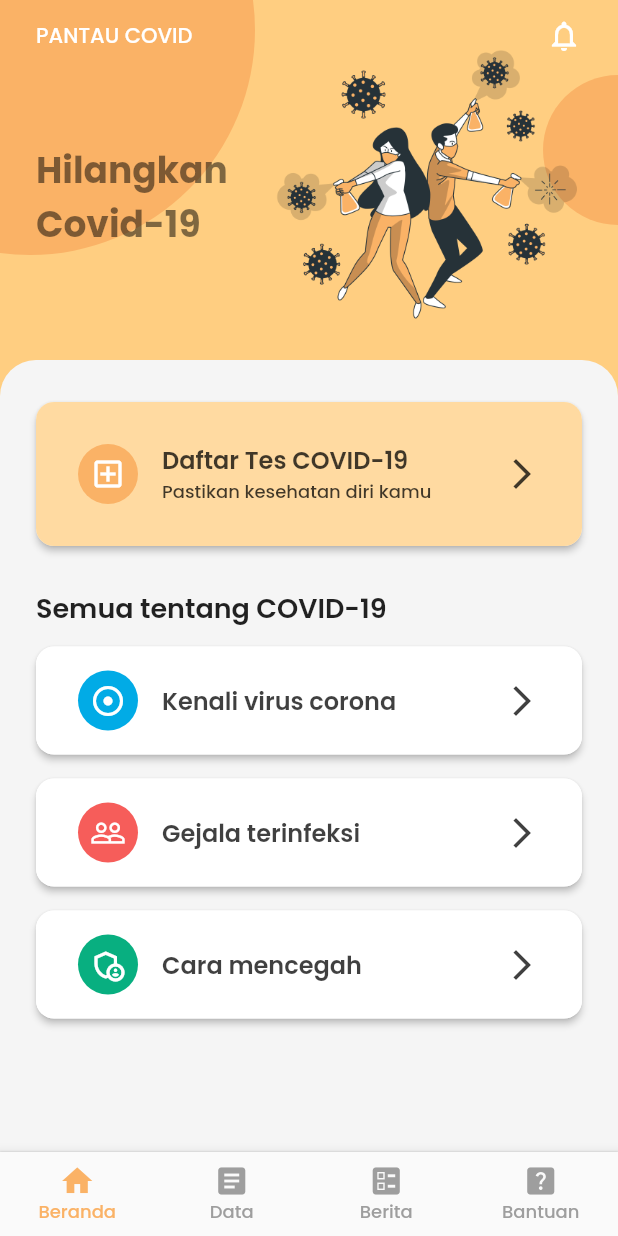
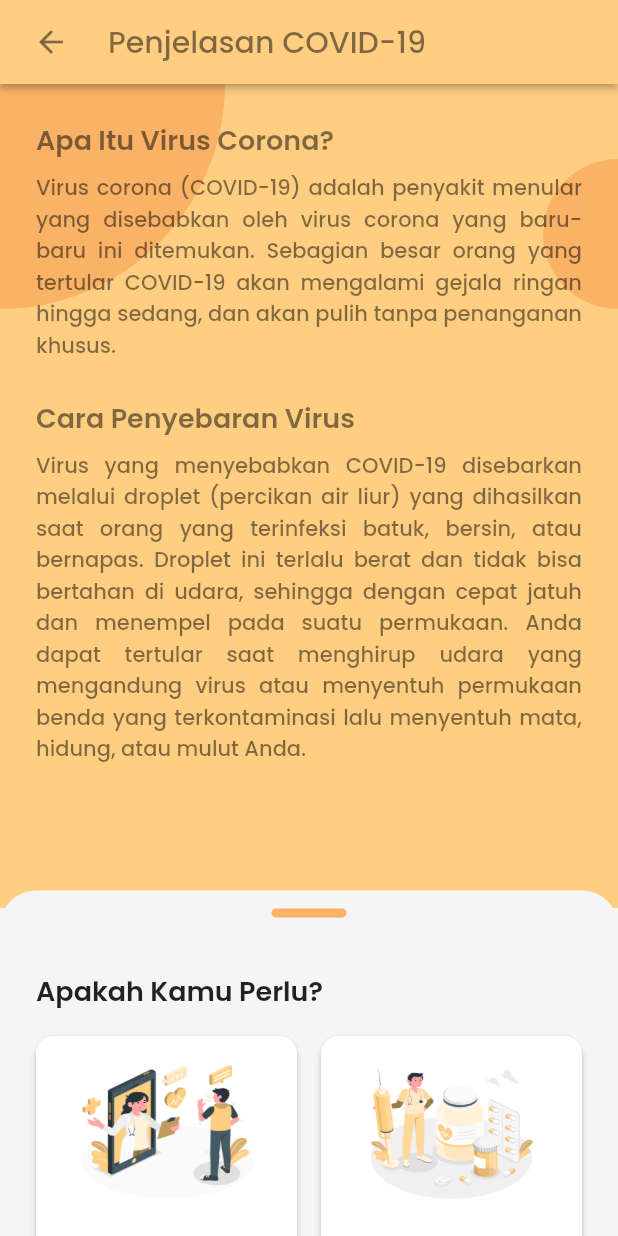
Before and after one commit to nailnafir/pantau-covid, a Flutter app: the screen it shows after launch, after a tap on "Kenali virus corona", on a phone screen of 412 x 824 dp. Run offline on Flutter 3.47's test engine with Material 2 defaults, Android fonts, the phone set to English and light mode, and no system bars; our stand-ins replace carousel_slider, get, lottie, percent_indicator, shimmer; missing offline and left inert: web_scraper; network calls fail.

Commit message:
add definition page

```diff
--- /dev/null
+++ b/lib/pages/definition_page.dart
@@ -0,0 +1,263 @@
+part of 'pages.dart';
+
+class DefinitionPage extends StatelessWidget {
+  const DefinitionPage({Key? key}) : super(key: key);
+
+  @override
+  Widget build(BuildContext context) {
+    return Scaffold(
+      backgroundColor: ColorTheme.bgLight,
+      appBar: AppBar(
+        elevation: 2,
+        backgroundColor: ColorTheme.primaryColor,
+        leading: Container(
+          margin: EdgeInsets.only(left: SpaceConfig.normalSpace),
+          child: IconButton(
+            onPressed: () {
+              Get.back();
+            },
+            icon: Icon(
+              Icons.arrow_back,
+              color: Colors.black.withOpacity(0.5),
+            ),
+          ),
+        ),
+        title: Text(
+          "Penjelasan COVID-19",
+          style: TypeTheme.titleTextFont.copyWith(
+            fontWeight: FontWeight.w500,
+            color: Colors.black.withOpacity(0.5),
+          ),
+        ),
+      ),
+      body: SafeArea(
+        child: Stack(
+          children: [
+            Container(
+              color: ColorTheme.primaryColor,
+              height: MediaQuery.of(context).size.height / 1.5,
+            ),
+            Positioned(
+              top: -150,
+              left: -150,
+              child: Bubble(
+                color: ColorTheme.secondaryColor,
+                width: 300,
+                height: 300,
+              ),
+            ),
+            Positioned(
+              top: 50,
+              right: -50,
+              child: Bubble(
+                color: ColorTheme.secondaryColor,
+                width: 100,
+                height: 100,
+              ),
+            ),
+            ListView(
+              children: [
+                _description(),
+              ],
+            ),
+            _content(),
+          ],
+        ),
+      ),
+    );
+  }
+
+  _description() {
+    return Container(
+      padding: EdgeInsets.all(SpaceConfig.longSpace),
+      child: Builder(
+        builder: (context) {
+          return Column(
+            crossAxisAlignment: CrossAxisAlignment.start,
+            mainAxisAlignment: MainAxisAlignment.start,
+            children: [
+              Text(
+                "Apa Itu Virus Corona?",
+                style: TypeTheme.subTitleTextFont.copyWith(
+                  fontWeight: FontWeight.w600,
+                  color: Colors.black.withOpacity(0.5),
+                ),
+              ),
+              SizedBox(height: SpaceConfig.shortSpace),
+              Text(
+                "Virus corona (COVID-19) adalah penyakit menular yang disebabkan oleh virus corona yang baru-baru ini ditemukan. Sebagian besar orang yang tertular COVID-19 akan mengalami gejala ringan hingga sedang, dan akan pulih tanpa penanganan khusus.",
+                style: TypeTheme.normalTextFont.copyWith(
+                  color: Colors.black.withOpacity(0.5),
+                  fontWeight: FontWeight.w500,
+                ),
+                textAlign: TextAlign.justify,
+              ),
+              SizedBox(height: SpaceConfig.longSpace),
+              Text(
+                "Cara Penyebaran Virus",
+                style: TypeTheme.subTitleTextFont.copyWith(
+                  fontWeight: FontWeight.w600,
+                  color: Colors.black.withOpacity(0.5),
+                ),
+              ),
+              SizedBox(height: SpaceConfig.shortSpace),
+              Text(
+                "Virus yang menyebabkan COVID-19 disebarkan melalui droplet (percikan air liur) yang dihasilkan saat orang yang terinfeksi batuk, bersin, atau bernapas. Droplet ini terlalu berat dan tidak bisa bertahan di udara, sehingga dengan cepat jatuh dan menempel pada suatu permukaan. Anda dapat tertular saat menghirup udara yang mengandung virus atau menyentuh permukaan benda yang terkontaminasi lalu menyentuh mata, hidung, atau mulut Anda.",
+                style: TypeTheme.normalTextFont.copyWith(
+                  color: Colors.black.withOpacity(0.5),
+                  fontWeight: FontWeight.w500,
+                ),
+                textAlign: TextAlign.justify,
+              ),
+              SizedBox(height: SpaceConfig.normalSpace),
+            ],
+          );
+        },
+      ),
+    );
+  }
+
+  _content() {
+    return DraggableScrollableSheet(
+      initialChildSize: 0.30,
+      maxChildSize: 0.70,
+      minChildSize: 0.30,
+      builder: (context, scrollController) {
+        return NotificationListener<OverscrollIndicatorNotification>(
+          onNotification: (notification) {
+            notification.disallowGlow();
+            return false;
+          },
+          child: SingleChildScrollView(
+            primary: false,
+            controller: scrollController,
+            dragStartBehavior: DragStartBehavior.down,
+            child: Container(
+              height: MediaQuery.of(context).size.height / 1.5 -
+                  2 * SpaceConfig.longSpace,
+              decoration: BoxDecoration(
+                color: ColorTheme.bgLight,
+                borderRadius: BorderRadius.vertical(
+                    top: Radius.circular(SpaceConfig.longSpace)),
+              ),
+              child: Column(
+                crossAxisAlignment: CrossAxisAlignment.start,
+                children: [
+                  Center(
+                    child: Container(
+                      width: 50,
+                      height: 6,
+                      margin: EdgeInsets.symmetric(
+                          vertical: SpaceConfig.normalSpace),
+                      decoration: BoxDecoration(
+                        color: ColorTheme.secondaryColor,
+                        borderRadius: BorderRadius.circular(8),
+                      ),
+                    ),
+                  ),
+                  SizedBox(height: SpaceConfig.longSpace),
+                  Container(
+                    margin:
+                        EdgeInsets.symmetric(horizontal: SpaceConfig.longSpace),
+                    child: Text(
+                      "Apakah Kamu Perlu?",
+                      style: TypeTheme.subTitleTextFont
+                          .copyWith(fontWeight: FontWeight.w600),
+                    ),
+                  ),
+                  Container(
+                    margin:
+                        EdgeInsets.symmetric(vertical: SpaceConfig.normalSpace),
+                    height: MediaQuery.of(context).size.height / 2.2,
+                    child: GridView.count(
+                      padding: EdgeInsets.symmetric(
+                          horizontal: SpaceConfig.longSpace - 4),
+                      crossAxisCount: 2,
+                      crossAxisSpacing: SpaceConfig.shortSpace,
+                      mainAxisSpacing: SpaceConfig.shortSpace,
+                      childAspectRatio: 1.0,
+                      primary: false,
+                      children: [
+                        InkWell(
+                          onTap: () async {
+                            if (await canLaunch(
+                                "https://www.halodoc.com/tanya-dokter")) {
+                              await launch(
+                                "https://www.halodoc.com/tanya-dokter",
+                                enableDomStorage: true,
+                                enableJavaScript: true,
+                                forceWebView: true,
+                              );
+                            }
+                          },
+                          child: NormalBoxCard(
+                            imagePath: 'assets/images/illustration-doctor.png',
+                            title: 'Dokter',
+                          ),
+                        ),
+                        InkWell(
+                          onTap: () async {
+                            if (await canLaunch(
+                                "https://www.halodoc.com/obat-dan-vitamin")) {
+                              await launch(
+                                "https://www.halodoc.com/obat-dan-vitamin",
+                                enableDomStorage: true,
+                                enableJavaScript: true,
+                                forceWebView: true,
+                              );
+                            }
+                          },
+                          child: NormalBoxCard(
+                            imagePath:
+                                'assets/images/illustration-medicine.png',
+                            title: 'Obat',
+                          ),
+                        ),
+                        InkWell(
+                          onTap: () async {
+                            if (await canLaunch(
+                                "http://yankes.kemkes.go.id/app/siranap/")) {
+                              await launch(
+                                "http://yankes.kemkes.go.id/app/siranap/",
+                                enableDomStorage: true,
+                                enableJavaScript: true,
+                                forceWebView: true,
+                              );
+                            }
+                          },
+                          child: NormalBoxCard(
+                            imagePath:
+                                'assets/images/illustration-hospital.png',
+                            title: 'Rumah Sakit',
+                          ),
+                        ),
+                        InkWell(
+                          onTap: () async {
+                            if (await canLaunch(
+                                "https://kitabisa.com/campaign/daruratcovid2021")) {
+                              await launch(
+                                "https://kitabisa.com/campaign/daruratcovid2021",
+                                enableDomStorage: true,
+                                enableJavaScript: true,
+                                forceWebView: true,
+                              );
+                            }
+                          },
+                          child: NormalBoxCard(
+                            imagePath:
+                                'assets/images/illustration-donation.png',
+                            title: 'Donasi',
+                          ),
+                        ),
+                      ],
+                    ),
+                  ),
+                ],
+              ),
+            ),
+          ),
+        );
+      },
+    );
+  }
+}
--- a/lib/pages/home_page.dart
+++ b/lib/pages/home_page.dart
@@ -179,7 +179,9 @@ class _HomePageState extends State<HomePage> {
                 child: Column(
                   children: [
                     InkWell(
-                      onTap: () {},
+                      onTap: () {
+                        Get.to(DefinitionPage());
+                      },
                       child: ListCardOneLine(
                         backgroundIconColor: ColorTheme.blueColor,
                         tileColor: Colors.white,
--- a/lib/pages/pages.dart
+++ b/lib/pages/pages.dart
@@ -1,4 +1,5 @@
 import 'package:carousel_slider/carousel_slider.dart';
+import 'package:flutter/gestures.dart';
 import 'package:flutter/material.dart';
 import 'package:flutter_pantau_covid/models/models.dart';
 import 'package:flutter_pantau_covid/utilities/utilities.dart';
@@ -17,5 +18,6 @@ part 'news_page.dart';
 part 'support_page.dart';
 part 'faq_page.dart';
 part 'about_page.dart';
+part 'definition_page.dart';
 part 'symptoms_page.dart';
 part 'prevention_page.dart';
```
Also changed, not shown: assets/images/illustration-doctor.png (added), assets/images/illustration-donation.png (added), assets/images/illustration-hospital.png (added), assets/images/illustration-medicine.png (added).
